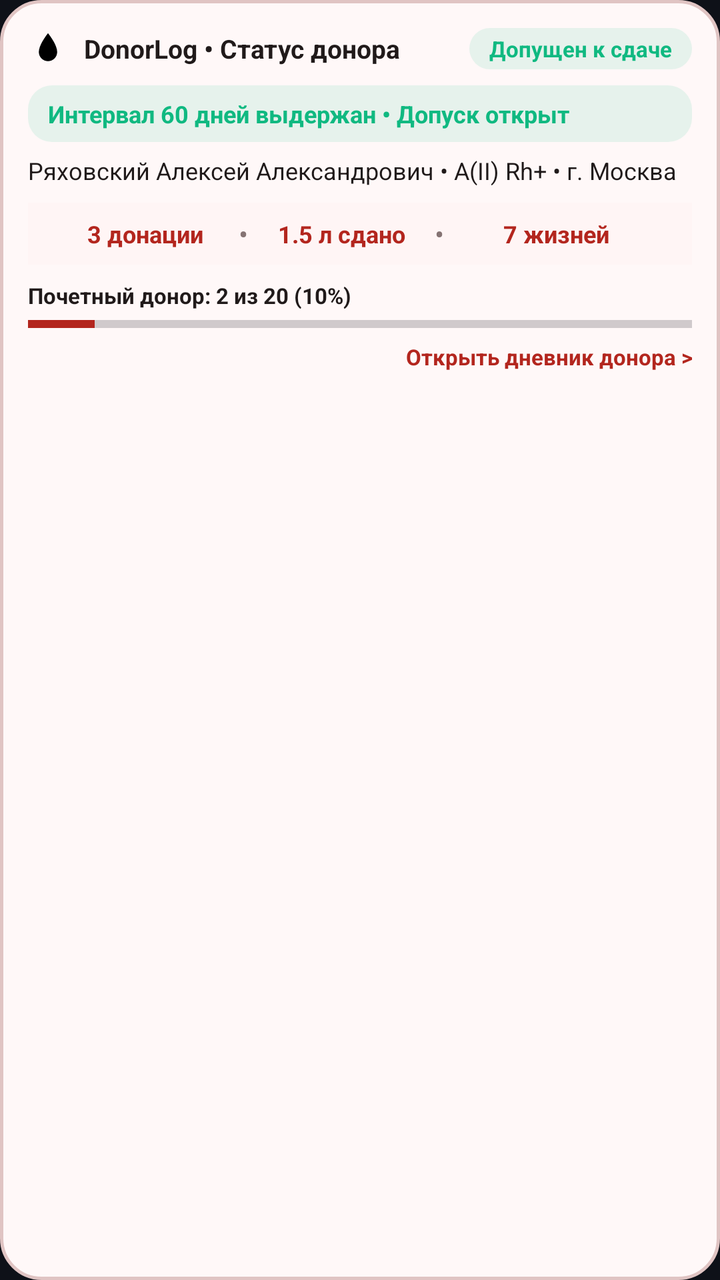
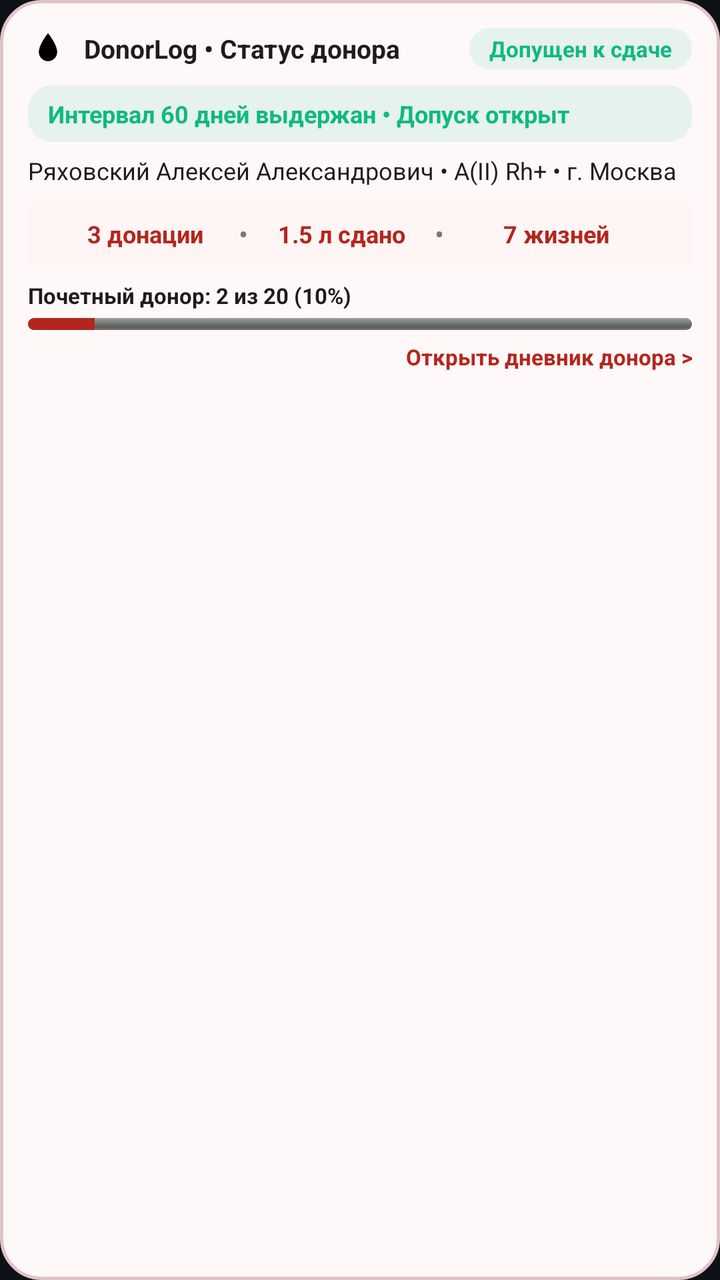

Compare the two renders of this Android layout. The source of the first and the diff that turns it into the second are given below.
<!-- AndroidManifest.xml: application theme Theme.DonorLog -->
<!-- res/layout/widget_donation_status.xml -->
<?xml version="1.0" encoding="utf-8"?>
<LinearLayout xmlns:android="http://schemas.android.com/apk/res/android"
    android:id="@+id/widgetRoot"
    android:layout_width="match_parent"
    android:layout_height="match_parent"
    android:background="@drawable/bg_widget_card"
    android:orientation="vertical"
    android:padding="14dp">

    
    <LinearLayout
        android:layout_width="match_parent"
        android:layout_height="wrap_content"
        android:gravity="center_vertical"
        android:orientation="horizontal">

        <ImageView
            android:layout_width="20dp"
            android:layout_height="20dp"
            android:contentDescription="@string/app_name"
            android:src="@drawable/ic_blood_drop" />

        <TextView
            android:layout_width="0dp"
            android:layout_height="wrap_content"
            android:layout_marginStart="8dp"
            android:layout_weight="1"
            android:text="DonorLog • Статус донора"
            android:textColor="#201A1A"
            android:textSize="13sp"
            android:textStyle="bold" />

        <TextView
            android:id="@+id/tvWidgetStatusBadge"
            android:layout_width="wrap_content"
            android:layout_height="wrap_content"
            android:background="@drawable/bg_badge_green"
            android:paddingHorizontal="10dp"
            android:paddingVertical="3dp"
            android:text="Допущен к сдаче"
            android:textColor="@color/status_green"
            android:textSize="11sp"
            android:textStyle="bold" />
    </LinearLayout>

    
    <TextView
        android:id="@+id/tvWidgetIntervalText"
        android:layout_width="match_parent"
        android:layout_height="wrap_content"
        android:layout_marginTop="8dp"
        android:background="@drawable/bg_badge_green"
        android:paddingHorizontal="10dp"
        android:paddingVertical="6dp"
        android:text="Интервал 60 дней выдержан • Допуск открыт"
        android:textColor="@color/status_green"
        android:textSize="12sp"
        android:textStyle="bold" />

    
    <TextView
        android:id="@+id/tvWidgetDonorInfo"
        android:layout_width="match_parent"
        android:layout_height="wrap_content"
        android:layout_marginTop="6dp"
        android:text="Ряховский Алексей Александрович • A(II) Rh+ • г. Москва"
        android:textColor="#201A1A"
        android:textSize="12sp" />

    
    <LinearLayout
        android:layout_width="match_parent"
        android:layout_height="wrap_content"
        android:layout_marginTop="8dp"
        android:background="#FFF5F5"
        android:gravity="center_vertical"
        android:orientation="horizontal"
        android:paddingHorizontal="12dp"
        android:paddingVertical="6dp">

        <TextView
            android:id="@+id/tvWidgetStatDonations"
            android:layout_width="0dp"
            android:layout_height="wrap_content"
            android:layout_weight="1"
            android:gravity="center"
            android:text="3 донации"
            android:textColor="#B3261E"
            android:textSize="12sp"
            android:textStyle="bold" />

        <TextView
            android:layout_width="wrap_content"
            android:layout_height="wrap_content"
            android:text="•"
            android:textColor="#857373" />

        <TextView
            android:id="@+id/tvWidgetStatVolume"
            android:layout_width="0dp"
            android:layout_height="wrap_content"
            android:layout_weight="1"
            android:gravity="center"
            android:text="1.5 л сдано"
            android:textColor="#B3261E"
            android:textSize="12sp"
            android:textStyle="bold" />

        <TextView
            android:layout_width="wrap_content"
            android:layout_height="wrap_content"
            android:text="•"
            android:textColor="#857373" />

        <TextView
            android:id="@+id/tvWidgetStatLives"
            android:layout_width="0dp"
            android:layout_height="wrap_content"
            android:layout_weight="1.2"
            android:gravity="center"
            android:text="7 жизней"
            android:textColor="#B3261E"
            android:textSize="12sp"
            android:textStyle="bold" />
    </LinearLayout>

    
    <TextView
        android:id="@+id/tvWidgetHonored"
        android:layout_width="match_parent"
        android:layout_height="wrap_content"
        android:layout_marginTop="8dp"
        android:text="Почетный донор: 2 из 20 (10%)"
        android:textColor="#201A1A"
        android:textSize="11sp"
        android:textStyle="bold" />

    <ProgressBar
        android:id="@+id/pbWidgetHonored"
        style="?android:attr/progressBarStyleHorizontal"
        android:layout_width="match_parent"
        android:layout_height="6dp"
        android:layout_marginTop="4dp"
        android:max="100"
        android:progress="10"
        android:progressTint="#B3261E" />

    
    <TextView
        android:id="@+id/tvWidgetAction"
        android:layout_width="match_parent"
        android:layout_height="wrap_content"
        android:layout_marginTop="6dp"
        android:gravity="end"
        android:text="Открыть дневник донора >"
        android:textColor="#B3261E"
        android:textSize="11sp"
        android:textStyle="bold" />

</LinearLayout>
<!-- resources referenced by this layout -->
<resources>
  <color name="status_green">#10B981</color>
  <!-- drawable bg_badge_green (drawable) -->
  <?xml version="1.0" encoding="utf-8"?>
  <shape xmlns:android="http://schemas.android.com/apk/res/android"
      android:shape="rectangle">
      <corners android:radius="12dp" />
      <solid android:color="@color/status_green_bg" />
  </shape>
  <!-- drawable bg_widget_card (drawable) -->
  <?xml version="1.0" encoding="utf-8"?>
  <shape xmlns:android="http://schemas.android.com/apk/res/android"
      android:shape="rectangle">
      <corners android:radius="20dp" />
      <solid android:color="#FFF8F8" />
      <stroke
          android:width="1.5dp"
          android:color="#E0C4C3" />
  </shape>
  <!-- drawable ic_blood_drop (drawable) -->
  <vector xmlns:android="http://schemas.android.com/apk/res/android"
      android:width="24dp"
      android:height="24dp"
      android:viewportWidth="24"
      android:viewportHeight="24">
      <path
          android:fillColor="#FF000000"
          android:pathData="M12,2.69L12,2.69C10.15,5.1 6.5,10.22 6.5,14c0,3.04 2.46,5.5 5.5,5.5s5.5,-2.46 5.5,-5.5c0,-3.78 -3.65,-8.9 -5.5,-11.31z"/>
  </vector>
  <string name="app_name">DonorLog</string>
  <style name="Theme.DonorLog" parent="Theme.Material3.DayNight.NoActionBar">
          <item name="colorPrimary">@color/md_theme_light_primary</item>
          <item name="colorOnPrimary">@color/md_theme_light_onPrimary</item>
          <item name="colorPrimaryContainer">@color/md_theme_light_primaryContainer</item>
          <item name="colorOnPrimaryContainer">@color/md_theme_light_onPrimaryContainer</item>
  
          <item name="colorSecondary">@color/md_theme_light_secondary</item>
          <item name="colorOnSecondary">@color/md_theme_light_onSecondary</item>
          <item name="colorSecondaryContainer">@color/md_theme_light_secondaryContainer</item>
          <item name="colorOnSecondaryContainer">@color/md_theme_light_onSecondaryContainer</item>
  
          <item name="android:colorBackground">@color/md_theme_light_background</item>
          <item name="colorSurface">@color/md_theme_light_surface</item>
          <item name="colorOnSurface">@color/md_theme_light_onSurface</item>
          <item name="colorOutline">@color/card_border_light</item>
  
          
          <item name="android:statusBarColor">@android:color/transparent</item>
          <item name="android:windowLightStatusBar">true</item>
          <item name="android:navigationBarColor">@color/md_theme_light_background</item>
          <item name="android:windowLightNavigationBar">true</item>
      </style>
  <color name="status_green_bg">#1A10B981</color>
  <color name="md_theme_light_primary">#E11D48</color>
  <color name="md_theme_light_onPrimary">#FFFFFF</color>
  <color name="md_theme_light_primaryContainer">#FFE4E8</color>
  <color name="md_theme_light_onPrimaryContainer">#881337</color>
  <color name="md_theme_light_secondary">#64748B</color>
  <color name="md_theme_light_onSecondary">#FFFFFF</color>
  <color name="md_theme_light_secondaryContainer">#E2E8F0</color>
  <color name="md_theme_light_onSecondaryContainer">#0F172A</color>
  <color name="md_theme_light_background">#0E1118</color>
  <color name="md_theme_light_surface">#161B26</color>
  <color name="md_theme_light_onSurface">#F8FAFC</color>
  <color name="card_border_light">#283144</color>
</resources>

<!-- the commit's change to res/layout/widget_donation_status.xml (unified diff, before → after) -->
@@ -137,7 +137,7 @@
 
     <ProgressBar
         android:id="@+id/pbWidgetHonored"
-        style="?android:attr/progressBarStyleHorizontal"
+        style="@android:style/Widget.ProgressBar.Horizontal"
         android:layout_width="match_parent"
         android:layout_height="6dp"
         android:layout_marginTop="4dp"
<!-- resource entries referenced after the edit -->
@@ -29,40 +29,39 @@
           android:pathData="M12,2.69L12,2.69C10.15,5.1 6.5,10.22 6.5,14c0,3.04 2.46,5.5 5.5,5.5s5.5,-2.46 5.5,-5.5c0,-3.78 -3.65,-8.9 -5.5,-11.31z"/>
   </vector>
   <string name="app_name">DonorLog</string>
-  <style name="Theme.DonorLog" parent="Theme.Material3.DayNight.NoActionBar">
-          <item name="colorPrimary">@color/md_theme_light_primary</item>
-          <item name="colorOnPrimary">@color/md_theme_light_onPrimary</item>
-          <item name="colorPrimaryContainer">@color/md_theme_light_primaryContainer</item>
-          <item name="colorOnPrimaryContainer">@color/md_theme_light_onPrimaryContainer</item>
+  <style name="Theme.DonorLog" parent="Theme.Material3.Dark.NoActionBar">
+          <item name="colorPrimary">@color/donor_ruby_mid</item>
+          <item name="colorOnPrimary">#FFFFFF</item>
+          <item name="colorPrimaryContainer">@color/donor_ruby_start</item>
+          <item name="colorOnPrimaryContainer">#FFE4E8</item>
   
-          <item name="colorSecondary">@color/md_theme_light_secondary</item>
-          <item name="colorOnSecondary">@color/md_theme_light_onSecondary</item>
-          <item name="colorSecondaryContainer">@color/md_theme_light_secondaryContainer</item>
-          <item name="colorOnSecondaryContainer">@color/md_theme_light_onSecondaryContainer</item>
+          <item name="colorSecondary">@color/donor_amber_warm</item>
+          <item name="colorOnSecondary">#0E1118</item>
+          <item name="colorSecondaryContainer">#1E2433</item>
+          <item name="colorOnSecondaryContainer">@color/donor_text_primary</item>
   
-          <item name="android:colorBackground">@color/md_theme_light_background</item>
-          <item name="colorSurface">@color/md_theme_light_surface</item>
-          <item name="colorOnSurface">@color/md_theme_light_onSurface</item>
-          <item name="colorOutline">@color/card_border_light</item>
+          <item name="android:colorBackground">@color/donor_bg_canvas</item>
+          <item name="colorSurface">@color/donor_surface_card</item>
+          <item name="colorOnSurface">@color/donor_text_primary</item>
+          <item name="colorOutline">@color/donor_stroke_subtle</item>
+  
+          <item name="android:textColorPrimary">@color/donor_text_primary</item>
+          <item name="android:textColorSecondary">@color/donor_text_secondary</item>
   
           
           <item name="android:statusBarColor">@android:color/transparent</item>
-          <item name="android:windowLightStatusBar">true</item>
-          <item name="android:navigationBarColor">@color/md_theme_light_background</item>
-          <item name="android:windowLightNavigationBar">true</item>
+          <item name="android:windowLightStatusBar">false</item>
+          <item name="android:navigationBarColor">@color/donor_bg_canvas</item>
+          <item name="android:windowLightNavigationBar">false</item>
       </style>
   <color name="status_green_bg">#1A10B981</color>
-  <color name="md_theme_light_primary">#E11D48</color>
-  <color name="md_theme_light_onPrimary">#FFFFFF</color>
-  <color name="md_theme_light_primaryContainer">#FFE4E8</color>
-  <color name="md_theme_light_onPrimaryContainer">#881337</color>
-  <color name="md_theme_light_secondary">#64748B</color>
-  <color name="md_theme_light_onSecondary">#FFFFFF</color>
-  <color name="md_theme_light_secondaryContainer">#E2E8F0</color>
-  <color name="md_theme_light_onSecondaryContainer">#0F172A</color>
-  <color name="md_theme_light_background">#0E1118</color>
-  <color name="md_theme_light_surface">#161B26</color>
-  <color name="md_theme_light_onSurface">#F8FAFC</color>
-  <color name="card_border_light">#283144</color>
+  <color name="donor_ruby_mid">#E11D48</color>
+  <color name="donor_ruby_start">#9F1239</color>
+  <color name="donor_amber_warm">#F59E0B</color>
+  <color name="donor_text_primary">#F8FAFC</color>
+  <color name="donor_bg_canvas">#0E1118</color>
+  <color name="donor_surface_card">#161B26</color>
+  <color name="donor_stroke_subtle">#283144</color>
+  <color name="donor_text_secondary">#94A3B8</color>
 </resources>
 
